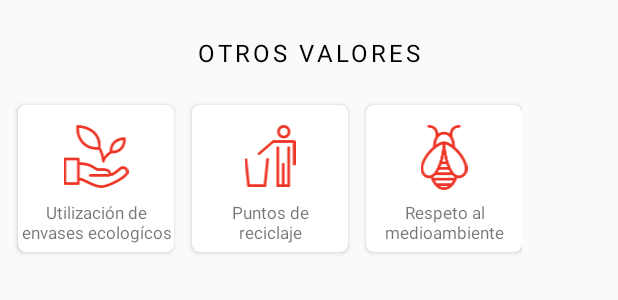
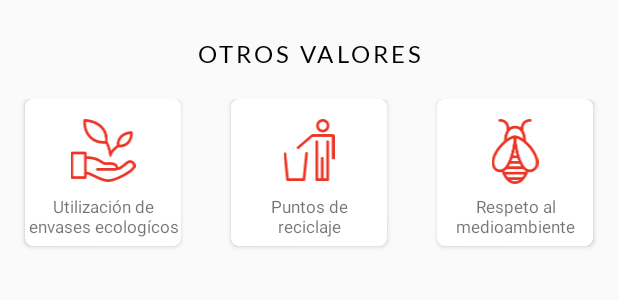
Before and after one commit to Amialetg/MagicLine, an Android app: the layout layout_other_values.xml on its own in the app's theme, with its tools: preview values and no code run, on a phone screen of 412 x 824 dp. Shown: the top 300 px of the screen. Run offline under Robolectric (Android 15) with nearby library versions, the phone set to English and light mode, and no system bars.

Commit message:
Re-doned other values section

```diff
--- a/app/src/main/res/layout/layout_news.xml
+++ b/app/src/main/res/layout/layout_news.xml
@@ -19,6 +19,7 @@
                 android:layout_centerInParent="true"
                 android:text="@string/news_title"
                 style="@style/NewsTitle"
+                android:letterSpacing="0.13"
                 />
         </RelativeLayout>
 
--- a/app/src/main/res/layout/layout_other_values.xml
+++ b/app/src/main/res/layout/layout_other_values.xml
@@ -1,33 +1,42 @@
 <?xml version="1.0" encoding="utf-8"?>
-<RelativeLayout xmlns:android="http://schemas.android.com/apk/res/android"
+<LinearLayout
+    xmlns:android="http://schemas.android.com/apk/res/android"
     android:layout_width="match_parent"
     android:layout_height="180dp"
-    xmlns:app="http://schemas.android.com/apk/res-auto">
+    xmlns:app="http://schemas.android.com/apk/res-auto"
+    android:orientation="vertical"
+    >
 
     <TextView
+        style="@style/NewsTitle"
         android:layout_width="match_parent"
         android:layout_height="wrap_content"
-        android:textSize="16sp"
-        android:textColor="#000000"
-        android:layout_marginTop="24dp"
-        android:gravity="center_horizontal"
-        android:text="OTROS VALORES"
+        android:layout_marginTop="@dimen/margin_top_values"
+        android:text="@string/other_values_title"
         android:letterSpacing="0.13"
 
         />
+    <LinearLayout
+        android:layout_width="match_parent"
+        android:layout_height="match_parent"
+        android:orientation="horizontal"
+        android:weightSum="3"
+        android:layout_marginTop="@dimen/margin_bottom_values"
+        >
 
-        <LinearLayout
+        <RelativeLayout
             android:layout_width="wrap_content"
             android:layout_height="match_parent"
-            android:orientation="horizontal">
+            android:layout_weight="1"
+            >
 
             <android.support.v7.widget.CardView
-                android:layout_width="104dp"
-                android:layout_height="98dp"
-                android:layout_marginTop="70dp"
-                android:layout_marginLeft="12dp"
+                android:layout_width="@dimen/width_card_value"
+                android:layout_height="@dimen/height_card_value"
                 android:elevation="12dp"
                 app:cardCornerRadius="5dp"
+                android:layout_centerHorizontal="true"
+
                 >
                 <ImageView
                     android:layout_marginTop="13dp"
@@ -48,13 +57,21 @@
 
             </android.support.v7.widget.CardView>
 
+        </RelativeLayout>
+
+        <RelativeLayout
+            android:layout_width="wrap_content"
+            android:layout_height="match_parent"
+            android:layout_weight="1"
+            >
+
             <android.support.v7.widget.CardView
-                android:layout_width="104dp"
-                android:layout_height="98dp"
-                android:layout_marginTop="70dp"
-                android:layout_marginLeft="12dp"
+                android:layout_width="@dimen/width_card_value"
+                android:layout_height="@dimen/height_card_value"
+                android:layout_weight="1"
                 android:elevation="12dp"
                 app:cardCornerRadius="5dp"
+                android:layout_centerHorizontal="true"
                 >
                 <ImageView
                     android:layout_marginTop="13dp"
@@ -75,13 +92,20 @@
 
             </android.support.v7.widget.CardView>
 
+        </RelativeLayout>
+
+        <RelativeLayout
+            android:layout_width="wrap_content"
+            android:layout_height="match_parent"
+            android:layout_weight="1"
+            >
             <android.support.v7.widget.CardView
-                android:layout_width="104dp"
-                android:layout_height="98dp"
-                android:layout_marginTop="70dp"
-                android:layout_marginLeft="12dp"
+                android:layout_width="@dimen/width_card_value"
+                android:layout_height="@dimen/height_card_value"
+                android:layout_weight="1"
                 android:elevation="12dp"
                 app:cardCornerRadius="5dp"
+                android:layout_centerHorizontal="true"
                 >
                 <ImageView
                     android:layout_marginTop="13dp"
@@ -101,11 +125,8 @@
 
             </android.support.v7.widget.CardView>
 
+        </RelativeLayout>
 
+    </LinearLayout>
 
-
-
-        </LinearLayout>
-
-
-</RelativeLayout>
+</LinearLayout>
--- a/app/src/main/res/values/dimensions.xml
+++ b/app/src/main/res/values/dimensions.xml
@@ -34,6 +34,13 @@
     <dimen name="news_recycler_width">295dp</dimen>
     <dimen name="news_item_height">69dp</dimen>
 
+    <!-- Section other values -->
+    <dimen name="margin_top_values">26dp</dimen>
+    <dimen name="margin_bottom_values">20dp</dimen>
+    <dimen name="width_card_value">104dp</dimen>
+    <dimen name="height_card_value">98dp</dimen>
+
+
     <!-- Bottom nav bar -->
     <dimen name="bottom_nav_height">49dp</dimen>
 
--- a/app/src/main/res/values/strings.xml
+++ b/app/src/main/res/values/strings.xml
@@ -8,14 +8,17 @@
     <!--CountDown-->
     <string name="cursa_date">24.02.2019, 10:00</string>
 
-    <!--Principal Recaudats-->
+    <!--Section Recaudats-->
     <string name="btn_fer_donacio">Fer una donació</string>
     <string name="recaudats_text">recaudats</string>
 
-    <!--Principal News-->
+    <!--Section News-->
     <string name="news_title">NOTICIAS</string>
 
-    <!--Principal Programming-->
+    <!--Section Programming-->
     <string name="Programming_title">PROGRAMACIÓN</string>
 
+    <!--Section other values -->
+    <string name="other_values_title">OTROS VALORES</string>
+
 </resources>
--- a/app/src/main/res/values/styles.xml
+++ b/app/src/main/res/values/styles.xml
@@ -93,6 +93,7 @@
         <item name="android:textSize">16sp</item>
         <item name="android:fontFamily">@font/lato_regular</item>
         <item name="android:textAllCaps">true</item>
+        <item name="android:gravity">center_horizontal</item>
 
     </style>
 
```
